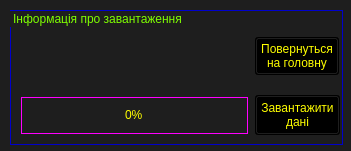
This is GUI/download_GUI.ui in Kozak228/Randomly-selects-a-character as Qt 5 draws it before an edit. The edited form follows.
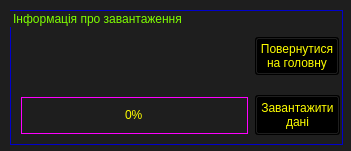
This is the edited form. Icons and pictures are not drawn.

```diff
--- a/GUI/download_GUI.ui
+++ b/GUI/download_GUI.ui
@@ -142,7 +142,7 @@
       </font>
      </property>
      <property name="text">
-      <string>Повернуться
+      <string>Повернутися
 на головну</string>
      </property>
     </widget>
```
